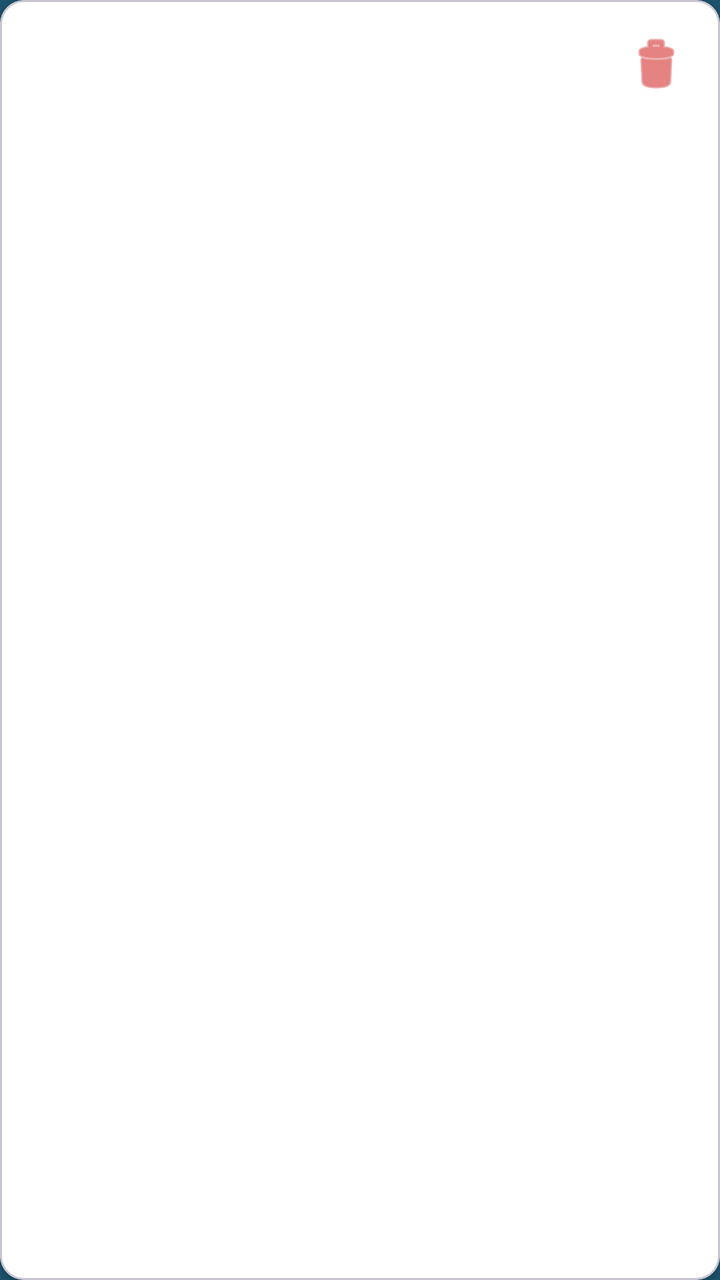
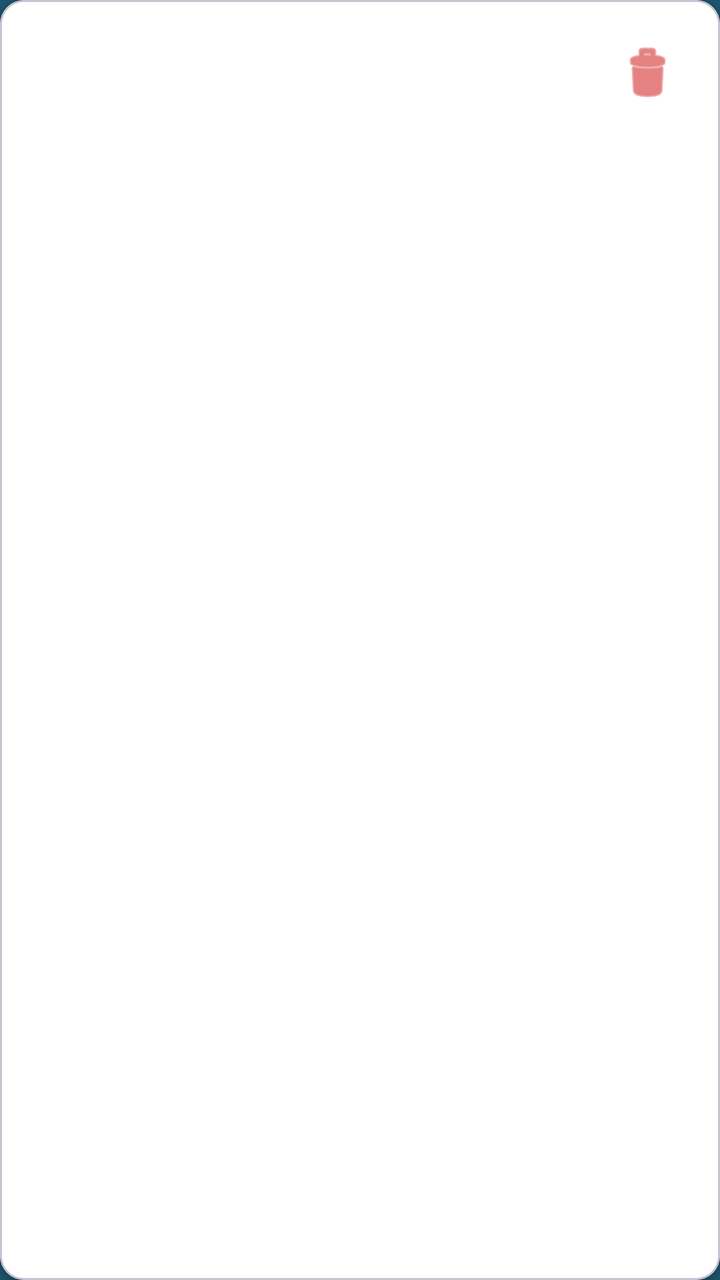

The first picture is an Android layout as it rendered before a commit; the second is the same layout after the commit. The layout source and the unified diff follow.
<!-- AndroidManifest.xml: application theme Theme.PuntoPeludo -->
<!-- res/layout/item_surtido.xml -->
<?xml version="1.0" encoding="utf-8"?>
<com.google.android.material.card.MaterialCardView
    xmlns:android="http://schemas.android.com/apk/res/android"
    xmlns:app="http://schemas.android.com/apk/res-auto"
    android:layout_width="match_parent"
    android:layout_height="wrap_content"
    android:layout_marginHorizontal="8dp"
    android:layout_marginVertical="4dp"
    app:cardBackgroundColor="@color/white"
    app:cardCornerRadius="12dp"
    app:cardElevation="2dp">

    <LinearLayout
        android:layout_width="match_parent"
        android:layout_height="wrap_content"
        android:gravity="center_vertical"
        android:orientation="horizontal"
        android:padding="12dp">

        <LinearLayout
            android:layout_width="0dp"
            android:layout_height="wrap_content"
            android:layout_weight="1"
            android:orientation="vertical">

            <TextView
                android:id="@+id/tvNombreItem"
                android:layout_width="wrap_content"
                android:layout_height="wrap_content"
                android:textColor="@android:color/black"
                android:textSize="16sp"
                android:textStyle="bold" />

            <TextView
                android:id="@+id/tvCantidadItem"
                android:layout_width="wrap_content"
                android:layout_height="wrap_content"
                android:textColor="#546E7A"
                android:textSize="14sp" />
        </LinearLayout>

        <ImageButton
            android:id="@+id/btnEliminarItem"
            android:layout_width="40dp"
            android:layout_height="40dp"
            android:background="?attr/selectableItemBackgroundBorderless"
            android:src="@android:drawable/ic_menu_delete"
            app:tint="#D32F2F" />

    </LinearLayout>
</com.google.android.material.card.MaterialCardView>
<!-- resources referenced by this layout -->
<resources>
  <color name="white">#FFFFFFFF</color>
  <style name="Theme.PuntoPeludo" parent="Base.Theme.PuntoPeludo" />
  <style name="Base.Theme.PuntoPeludo" parent="Theme.Material3.DayNight.NoActionBar">
  
          
          <item name="colorPrimary">@color/azul_medio</item>
          <item name="colorPrimaryVariant">@color/azul_claro</item>
          <item name="colorOnPrimary">@color/white</item>
  
          
          <item name="colorSecondary">@color/azul_claro</item>
          <item name="colorSecondaryVariant">@color/azul_oscuro</item>
          <item name="colorOnSecondary">@color/black</item>
  
          
          <item name="android:colorBackground">@color/azul_medio</item>
  
          
      </style>
  <color name="azul_medio">#1D546D</color>
  <color name="azul_claro">#C7E3F0</color>
  <color name="azul_oscuro">#061E29</color>
  <color name="black">#FF000000</color>
</resources>

<!-- the commit's change to res/layout/item_surtido.xml (unified diff, before → after) -->
@@ -2,6 +2,7 @@
 <com.google.android.material.card.MaterialCardView
     xmlns:android="http://schemas.android.com/apk/res/android"
     xmlns:app="http://schemas.android.com/apk/res-auto"
+    xmlns:tools="http://schemas.android.com/tools"
     android:layout_width="match_parent"
     android:layout_height="wrap_content"
     android:layout_marginHorizontal="8dp"
@@ -41,11 +42,12 @@
 
         <ImageButton
             android:id="@+id/btnEliminarItem"
-            android:layout_width="40dp"
-            android:layout_height="40dp"
+            android:layout_width="49dp"
+            android:layout_height="49dp"
             android:background="?attr/selectableItemBackgroundBorderless"
             android:src="@android:drawable/ic_menu_delete"
-            app:tint="#D32F2F" />
+            app:tint="#D32F2F"
+            tools:ignore="SpeakableTextPresentCheck" />
 
     </LinearLayout>
 </com.google.android.material.card.MaterialCardView>
